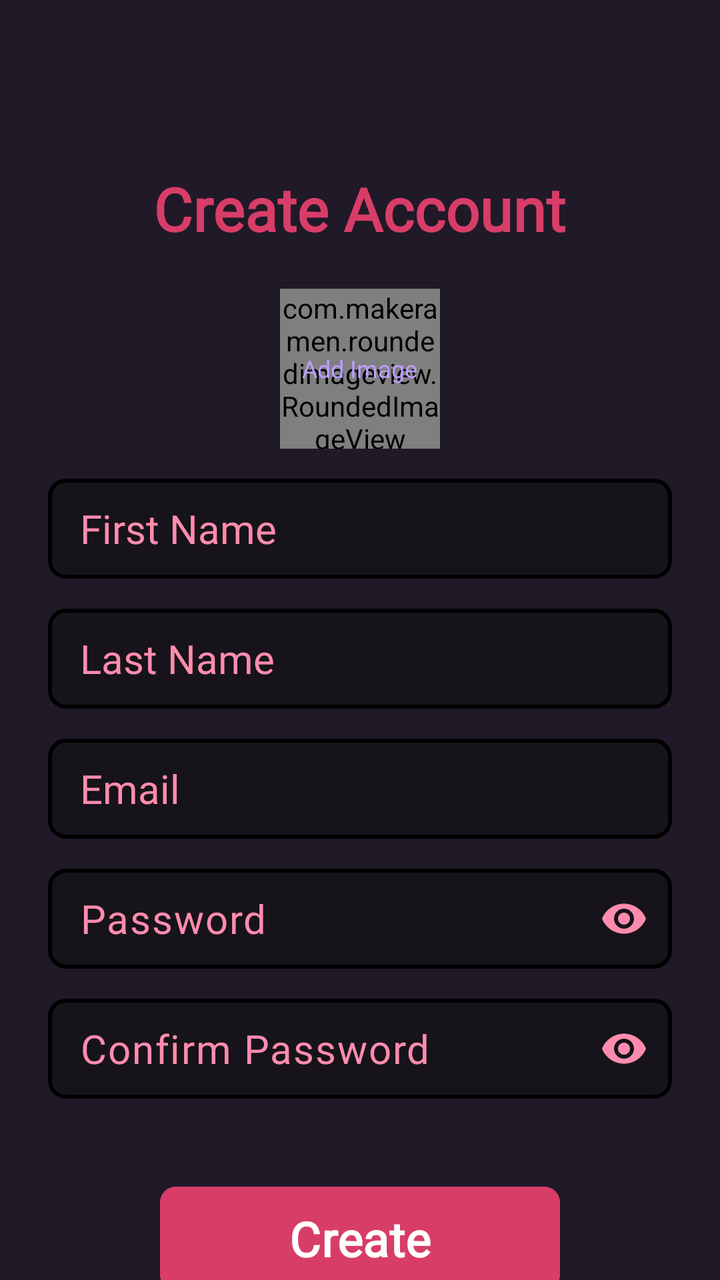
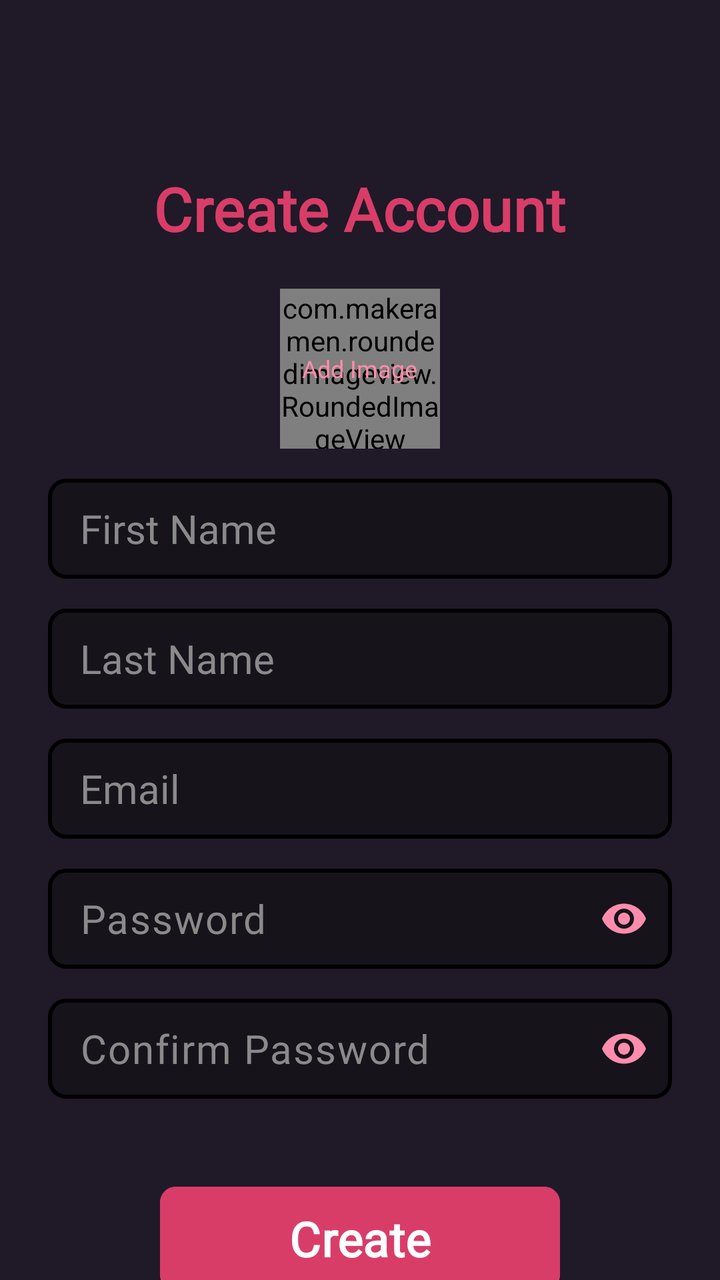

Compare the two renders of this Android layout. The source of the first and the diff that turns it into the second are given below.
<!-- AndroidManifest.xml: application theme Theme.Chatapp -->
<!-- res/layout/activity_sign_up.xml -->
<?xml version="1.0" encoding="utf-8"?>
<ScrollView xmlns:android="http://schemas.android.com/apk/res/android"
    xmlns:app="http://schemas.android.com/apk/res-auto"
    xmlns:tools="http://schemas.android.com/tools"
    android:id="@+id/signUp"
    android:layout_width="match_parent"
    android:layout_height="match_parent"
    android:clipToPadding="false"
    android:overScrollMode="never"
    android:padding="24dp"
    android:scrollbars="none"
    android:background="@color/background"
    tools:context=".activities.SignUpActivity">

    <LinearLayout
        android:layout_width="match_parent"
        android:layout_height="wrap_content"
        android:gravity="center_horizontal"
        android:orientation="vertical">

        <TextView
            android:layout_width="wrap_content"
            android:layout_height="wrap_content"
            android:layout_marginTop="60dp"
            android:fontFamily="@font/courgette"
            android:text="@string/create_account"
            android:textColor="@color/primary"
            android:textSize="30sp"
            android:textStyle="bold" />

        
        <FrameLayout
            android:id="@+id/layoutImage"
            android:layout_width="wrap_content"
            android:layout_height="wrap_content"
            android:layout_marginTop="20dp">

            <com.makeramen.roundedimageview.RoundedImageView
            android:id="@+id/profileImage"
            android:layout_width="80dp"
            android:layout_height="80dp"
            android:background="@drawable/background_image"
            android:scaleType="centerCrop"
            app:riv_oval="true"/>

            <TextView
                android:id="@+id/textAddImage"
                android:layout_width="wrap_content"
                android:layout_height="wrap_content"
                android:layout_gravity="center"
                android:fontFamily="@font/courgette"
                android:text="@string/add_image"
                android:textColor="@color/secondary_text"
                android:textSize="12sp"/>

        </FrameLayout>

        
        <EditText
            android:id="@+id/inputFirstName"
            android:hint="@string/hint_first_name"
            android:inputType="textPersonName"
            style="@style/input_field"/>

        <EditText
            android:id="@+id/inputLastName"
            android:hint="@string/hint_last_name"
            android:inputType="textPersonName"
            style="@style/input_field"/>

        <EditText
            android:id="@+id/inputEmail"
            android:hint="@string/hint_email"
            android:inputType="textEmailAddress"
            style="@style/input_field"/>

        
        <com.google.android.material.textfield.TextInputLayout
            android:layout_width="match_parent"
            android:layout_height="wrap_content"
            android:layout_marginTop="15dp"
            app:endIconMode="password_toggle"
            app:endIconTint="@color/icon_see_password"
            app:hintEnabled="false"
            app:boxBackgroundMode="none">

            <com.google.android.material.textfield.TextInputEditText
                android:id="@+id/inputPassword"
                android:hint="@string/hint_password"
                android:inputType="textPassword"
                android:paddingTop="0dp"
                android:paddingBottom="0dp"
                style="@style/input_field"/>

        </com.google.android.material.textfield.TextInputLayout>

        
        <com.google.android.material.textfield.TextInputLayout
            android:layout_width="match_parent"
            android:layout_height="wrap_content"
            android:layout_marginTop="15dp"
            app:endIconMode="password_toggle"
            app:endIconTint="@color/icon_see_password"
            app:hintEnabled="false"
            app:boxBackgroundMode="none">

            <com.google.android.material.textfield.TextInputEditText
                android:id="@+id/inputConfirmPassword"
                android:hint="@string/confirm_password"
                android:inputType="textPassword"
                android:paddingTop="0dp"
                android:paddingBottom="0dp"
                style="@style/input_field"/>

        </com.google.android.material.textfield.TextInputLayout>

        
        <FrameLayout
            android:layout_width="match_parent"
            android:layout_height="match_parent">

            <com.google.android.material.button.MaterialButton
                android:id="@+id/btn_create"
                android:layout_width="200dp"
                android:layout_height="60dp"
                android:layout_marginTop="40dp"
                android:layout_gravity="top|center"
                android:backgroundTint="@color/primary"
                android:fontFamily="@font/courgette"
                android:text="@string/create_button_text"
                android:textColor="@color/white"
                android:textSize="24sp"
                android:textStyle="bold"
                app:cornerRadius="8sp"/>

            <ProgressBar
                android:id="@+id/progressBar"
                android:layout_width="25dp"
                android:layout_height="25dp"
                android:layout_gravity="center"
                android:visibility="invisible"/>

        </FrameLayout>

        <TextView
            android:id="@+id/textSignIn"
            android:layout_width="wrap_content"
            android:layout_height="wrap_content"
            android:layout_marginTop="20dp"
            android:fontFamily="@font/courgette"
            android:text="@string/login"
            android:textColor="@color/primary"
            android:textSize="24sp"
            android:textStyle="bold"/>

    </LinearLayout>

</ScrollView>
<!-- resources referenced by this layout -->
<resources>
  <color name="background">#201928</color>
  <color name="icon_see_password">#FF8CAC</color>
  <color name="primary">#FFD83D68</color>
  <color name="secondary_text">#BC9EFF</color>
  <color name="white">#FFFFFFFF</color>
  <!-- drawable background_image (drawable) -->
  <?xml version="1.0" encoding="utf-8"?>
  <shape xmlns:android="http://schemas.android.com/apk/res/android" android:shape="oval">
      <solid android:color="@color/background_icon"/>
      <stroke
          android:color="@color/black"
          android:width="2dp"/>
  </shape>
  <string name="add_image">Add Image</string>
  <string name="confirm_password">Confirm Password</string>
  <string name="create_account">Create Account</string>
  <string name="create_button_text">Create</string>
  <string name="hint_email">Email</string>
  <string name="hint_first_name">First Name</string>
  <string name="hint_last_name">Last Name</string>
  <string name="hint_password">Password</string>
  <string name="login">Login</string>
  <style name="input_field">
          <item name="android:layout_width">match_parent</item>
          <item name="android:layout_height">50dp</item>
          <item name="android:layout_marginTop">15dp</item>
          <item name="android:fontFamily">@font/courgette</item>
          <item name="android:background">@drawable/background_input</item>
          <item name="android:imeOptions">actionNext</item>
          <item name="android:importantForAutofill">no</item>
          <item name="android:paddingStart">16dp</item>
          <item name="android:paddingEnd">16dp</item>
          <item name="android:textColor">@color/primary_text</item>
          <item name="android:textColorHint">@color/primary_text</item>
          <item name="android:textSize">20sp</item>
      </style>
  <style name="Theme.Chatapp" parent="Base.Theme.Chatapp" />
  <color name="background_icon">#17131B</color>
  <color name="black">#FF000000</color>
  <!-- drawable background_input (drawable) -->
  <?xml version="1.0" encoding="utf-8"?>
  <shape xmlns:android="http://schemas.android.com/apk/res/android"
      android:shape="rectangle">
      <corners android:radius="8dp"/>
      <solid android:color="@color/background_input"/>
      <stroke
          android:width="2dp"
          android:color="@color/black"/>
  </shape>
  <color name="primary_text">#FF8CAC</color>
  <style name="Base.Theme.Chatapp" parent="Theme.Material3.DayNight.NoActionBar">
          
          <item name="colorPrimary">@color/primary</item>
          <item name="android:statusBarColor">@color/primary</item>
          
      </style>
  <color name="background_input">#17131B</color>
</resources>

<!-- the commit's change to res/layout/activity_sign_up.xml (unified diff, before → after) -->
@@ -138,7 +138,8 @@
                 android:layout_width="25dp"
                 android:layout_height="25dp"
                 android:layout_gravity="center"
-                android:visibility="invisible"/>
+                android:visibility="invisible"
+                android:indeterminateTint="@color/primary"/>
 
         </FrameLayout>
 
<!-- resource entries referenced after the edit -->
@@ -3,7 +3,7 @@
   <color name="background">#201928</color>
   <color name="icon_see_password">#FF8CAC</color>
   <color name="primary">#FFD83D68</color>
-  <color name="secondary_text">#BC9EFF</color>
+  <color name="secondary_text">#FF8CAC</color>
   <color name="white">#FFFFFFFF</color>
   <!-- drawable background_image (drawable) -->
   <?xml version="1.0" encoding="utf-8"?>
@@ -33,7 +33,7 @@
           <item name="android:paddingStart">16dp</item>
           <item name="android:paddingEnd">16dp</item>
           <item name="android:textColor">@color/primary_text</item>
-          <item name="android:textColorHint">@color/primary_text</item>
+          <item name="android:textColorHint">@color/hint_color</item>
           <item name="android:textSize">20sp</item>
       </style>
   <style name="Theme.Chatapp" parent="Base.Theme.Chatapp" />
@@ -49,7 +49,8 @@
           android:width="2dp"
           android:color="@color/black"/>
   </shape>
-  <color name="primary_text">#FF8CAC</color>
+  <color name="primary_text">#FFD83D68</color>
+  <color name="hint_color">#8A8A8A</color>
   <style name="Base.Theme.Chatapp" parent="Theme.Material3.DayNight.NoActionBar">
           
           <item name="colorPrimary">@color/primary</item>
